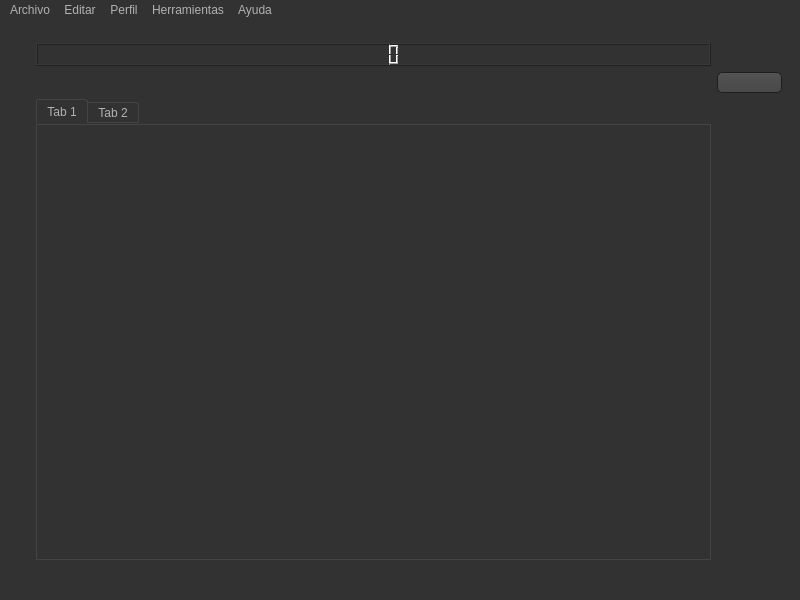
First picture: the form in resources/ui/MainWindow.ui, repository WalterCM/QuizMan, before the edit.
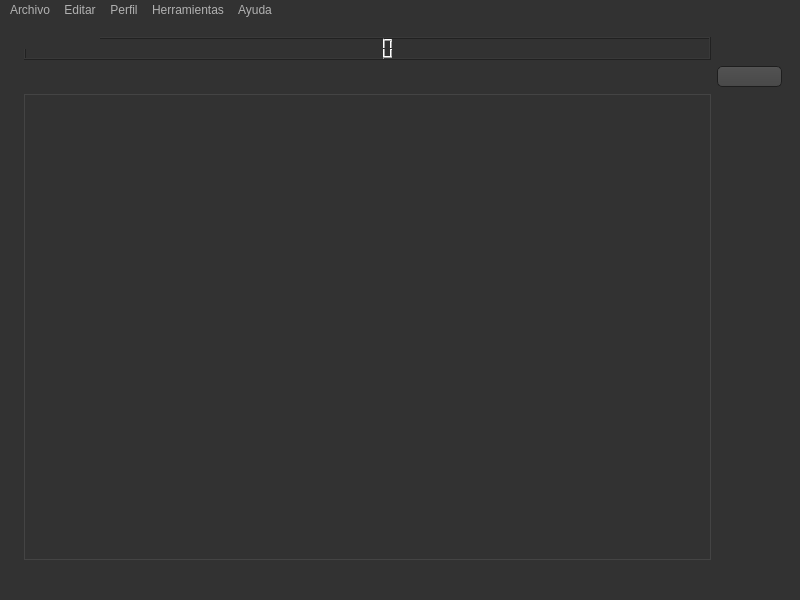
Second picture: the form after the edit. The open tabs and pages were chosen to show the change. Icons and pictures are not drawn.

Commit message: Adds a form for questions

The edit to the form file:
```diff
--- a/resources/ui/MainWindow.ui
+++ b/resources/ui/MainWindow.ui
@@ -482,10 +482,13 @@
   </property>
   <widget class="QWidget" name="centralwidget">
    <layout class="QGridLayout" name="gridLayout_7">
-    <item row="0" column="0" rowspan="3" colspan="3">
+    <item row="0" column="0" colspan="2">
      <layout class="QHBoxLayout" name="horizontalLayout_3"/>
     </item>
-    <item row="3" column="3">
+    <item row="1" column="0">
+     <layout class="QHBoxLayout" name="horizontalLayout_2"/>
+    </item>
+    <item row="1" column="1">
      <widget class="QStackedWidget" name="stackedWidget">
       <property name="styleSheet">
        <string notr="true"/>
@@ -883,20 +886,6 @@
       </widget>
       <widget class="QWidget" name="ExamPage">
        <layout class="QGridLayout" name="gridLayout_8">
-        <item row="2" column="0">
-         <widget class="QTabWidget" name="tabWidget">
-          <widget class="QWidget" name="tab">
-           <attribute name="title">
-            <string>Tab 1</string>
-           </attribute>
-          </widget>
-          <widget class="QWidget" name="tab_2">
-           <attribute name="title">
-            <string>Tab 2</string>
-           </attribute>
-          </widget>
-         </widget>
-        </item>
         <item row="1" column="1">
          <widget class="QComboBox" name="comboBox"/>
         </item>
@@ -907,17 +896,21 @@
           </item>
          </layout>
         </item>
+        <item row="2" column="0">
+         <widget class="QTabWidget" name="examArea">
+          <property name="currentIndex">
+           <number>-1</number>
+          </property>
+         </widget>
+        </item>
        </layout>
       </widget>
      </widget>
     </item>
-    <item row="1" column="1" rowspan="3" colspan="3">
-     <layout class="QHBoxLayout" name="horizontalLayout_4"/>
-    </item>
-    <item row="2" column="2" rowspan="2" colspan="2">
-     <layout class="QHBoxLayout" name="horizontalLayout_2"/>
-    </item>
    </layout>
+   <widget class="QWidget" name="">
+    <layout class="QHBoxLayout" name="horizontalLayout_4"/>
+   </widget>
   </widget>
   <widget class="QMenuBar" name="menubar">
    <property name="geometry">
@@ -925,7 +918,7 @@
      <x>0</x>
      <y>0</y>
      <width>800</width>
-     <height>21</height>
+     <height>26</height>
     </rect>
    </property>
    <widget class="QMenu" name="menuEdit">
```
The commit also changes 6 other files.
